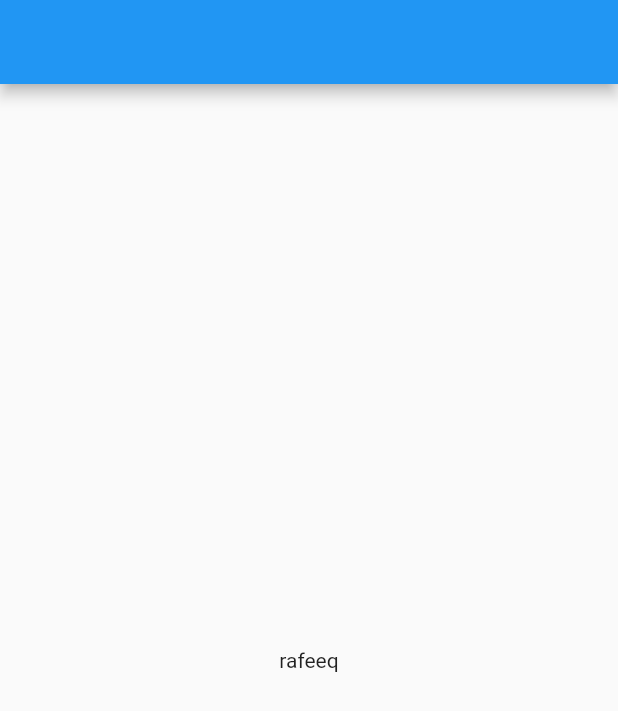
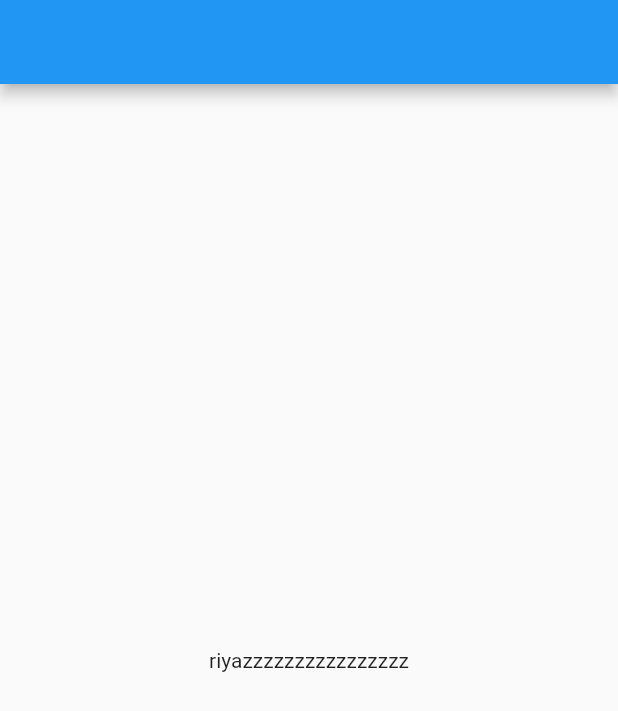
Before and after one commit to muhammadRiyazz/Clock-sample, a Flutter app: the screen it shows after launch, on a phone screen of 412 x 824 dp. Shown: the top 711 px of the screen. Run offline on Flutter 3.47's test engine with Material 2 defaults, Android fonts, the phone set to English and light mode, and no system bars.

Commit message:
riyaz scnd commit

```diff
--- a/lib/presantaion/screen_home.dart
+++ b/lib/presantaion/screen_home.dart
@@ -10,7 +10,7 @@ class MyHomePage extends StatelessWidget {
     return Scaffold(
       appBar: AppBar(),
       body: const Center(
-        child: Text('rafeeq'),
+        child: Text('riyazzzzzzzzzzzzzzzz'),
       ),
     );
   }
```
